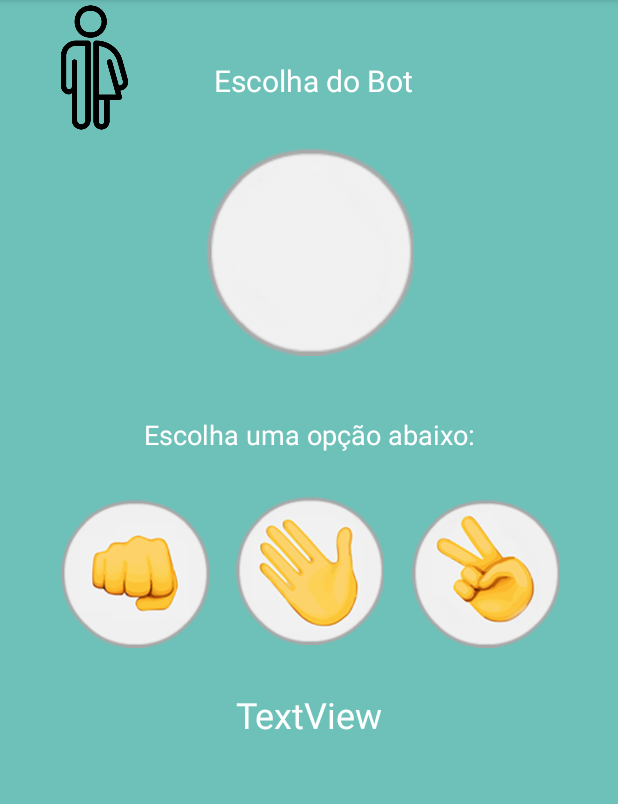
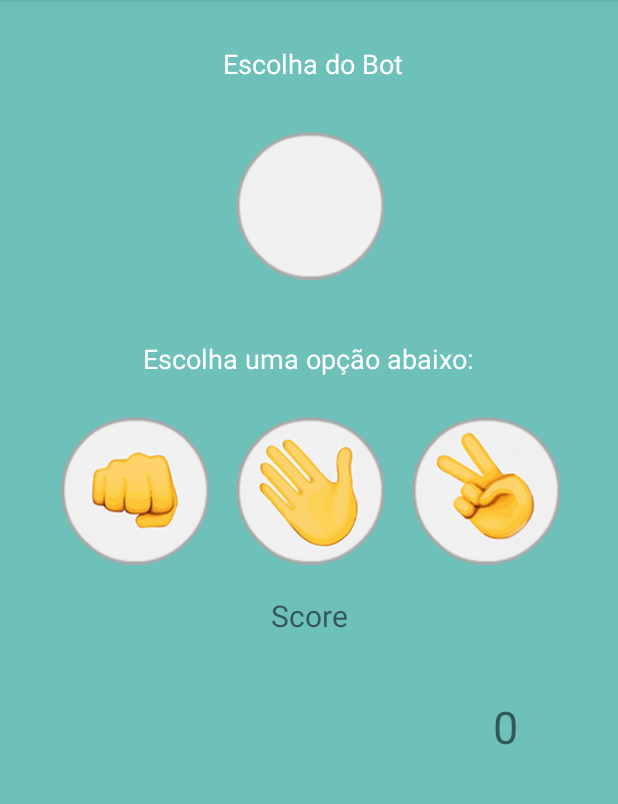
Before and after one commit to brunamussi/PedraPapelTesoura, an Android app: the MainActivity screen opened directly, with no data from a screen before it, on a phone screen of 412 x 824 dp, the part 84-888 px from its top. Run offline under Robolectric (Android 15) with nearby library versions, the phone set to English and light mode, and no system bars.

Commit message:
start project

```diff
--- a/app/src/main/res/layout/activity_main.xml
+++ b/app/src/main/res/layout/activity_main.xml
@@ -11,10 +11,10 @@
         android:id="@+id/textView3"
         android:layout_width="wrap_content"
         android:layout_height="wrap_content"
-        android:layout_marginTop="40dp"
+        android:layout_marginTop="30dp"
         android:text="@string/escolha_do_bot"
         android:textColor="#FFFFFF"
-        android:textSize="20sp"
+        android:textSize="18sp"
         app:layout_constraintEnd_toEndOf="parent"
         app:layout_constraintHorizontal_bias="0.51"
         app:layout_constraintStart_toStartOf="parent"
@@ -22,12 +22,12 @@
 
     <ImageView
         android:id="@+id/imageResultado"
-        android:layout_width="wrap_content"
+        android:layout_width="100dp"
         android:layout_height="wrap_content"
-        android:layout_marginTop="30dp"
+        android:layout_marginTop="12dp"
         android:contentDescription="@string/escolha_do_bot"
         app:layout_constraintEnd_toEndOf="parent"
-        app:layout_constraintHorizontal_bias="0.5"
+        app:layout_constraintHorizontal_bias="0.501"
         app:layout_constraintStart_toStartOf="parent"
         app:layout_constraintTop_toBottomOf="@+id/textView3"
         app:srcCompat="@drawable/padrao" />
@@ -36,11 +36,12 @@
         android:id="@+id/Resultado"
         android:layout_width="wrap_content"
         android:layout_height="wrap_content"
-        android:layout_marginTop="40dp"
+        android:layout_marginTop="20dp"
         android:text="@string/escolha_uma_op_o_abaixo"
         android:textColor="#FFFFFF"
         android:textSize="18sp"
         app:layout_constraintEnd_toEndOf="parent"
+        app:layout_constraintHorizontal_bias="0.497"
         app:layout_constraintStart_toStartOf="parent"
         app:layout_constraintTop_toBottomOf="@+id/imageResultado" />
 
@@ -49,7 +50,7 @@
         android:layout_width="100dp"
         android:layout_height="100dp"
         android:layout_marginStart="22dp"
-        android:layout_marginTop="30dp"
+        android:layout_marginTop="25dp"
         android:onClick="pedraSelecionado"
         android:outlineSpotShadowColor="#FFEB3B"
         app:layout_constraintEnd_toStartOf="@+id/imageView3"
@@ -62,7 +63,7 @@
         android:id="@+id/imageView3"
         android:layout_width="100dp"
         android:layout_height="100dp"
-        android:layout_marginTop="28dp"
+        android:layout_marginTop="25dp"
         android:contentDescription="TODO"
         android:onClick="papelSelecionado"
         app:layout_constraintEnd_toStartOf="@+id/imageView4"
@@ -75,7 +76,7 @@
         android:id="@+id/imageView4"
         android:layout_width="100dp"
         android:layout_height="100dp"
-        android:layout_marginTop="30dp"
+        android:layout_marginTop="25dp"
         android:layout_marginEnd="22dp"
         android:contentDescription="TODO"
         android:onClick="tesouraSelecionado"
@@ -86,27 +87,26 @@
         app:srcCompat="@drawable/tesoura" />
 
     <TextView
-        android:id="@+id/textView"
+        android:id="@+id/textView2"
         android:layout_width="wrap_content"
         android:layout_height="wrap_content"
-        android:layout_marginTop="30dp"
-        android:elevation="10dp"
-        android:outlineAmbientShadowColor="#026574"
-        android:outlineSpotShadowColor="#026574"
-        android:text="TextView"
-        android:textColor="#FFFFFF"
-        android:textSize="24sp"
+        android:layout_marginTop="20dp"
+        android:text="Score"
+        android:textSize="20sp"
         app:layout_constraintEnd_toEndOf="parent"
         app:layout_constraintStart_toStartOf="parent"
-        app:layout_constraintTop_toBottomOf="@+id/imageView3"
-        tools:text="SCORE" />
+        app:layout_constraintTop_toBottomOf="@+id/imageView3" />
 
-    <ImageView
-        android:id="@+id/imageView"
-        android:layout_width="117dp"
-        android:layout_height="90dp"
-        app:srcCompat="@drawable/unissex"
-        tools:layout_editor_absoluteX="7dp"
-        tools:layout_editor_absoluteY="500dp" />
+    <TextView
+        android:id="@+id/textView4"
+        android:layout_width="wrap_content"
+        android:layout_height="wrap_content"
+        android:layout_marginTop="40dp"
+        android:text="0"
+        android:textSize="30sp"
+        app:layout_constraintEnd_toEndOf="parent"
+        app:layout_constraintHorizontal_bias="0.832"
+        app:layout_constraintStart_toStartOf="parent"
+        app:layout_constraintTop_toBottomOf="@+id/textView2" />
 
 </androidx.constraintlayout.widget.ConstraintLayout>
```
Also changed, not shown: app/src/main/res/drawable-v24/bot.png (added), app/src/main/res/drawable-v24/boticon.jpg (deleted), app/src/main/res/drawable-v24/player.jpg (added), app/src/main/res/drawable-v24/unissex.png (deleted).
